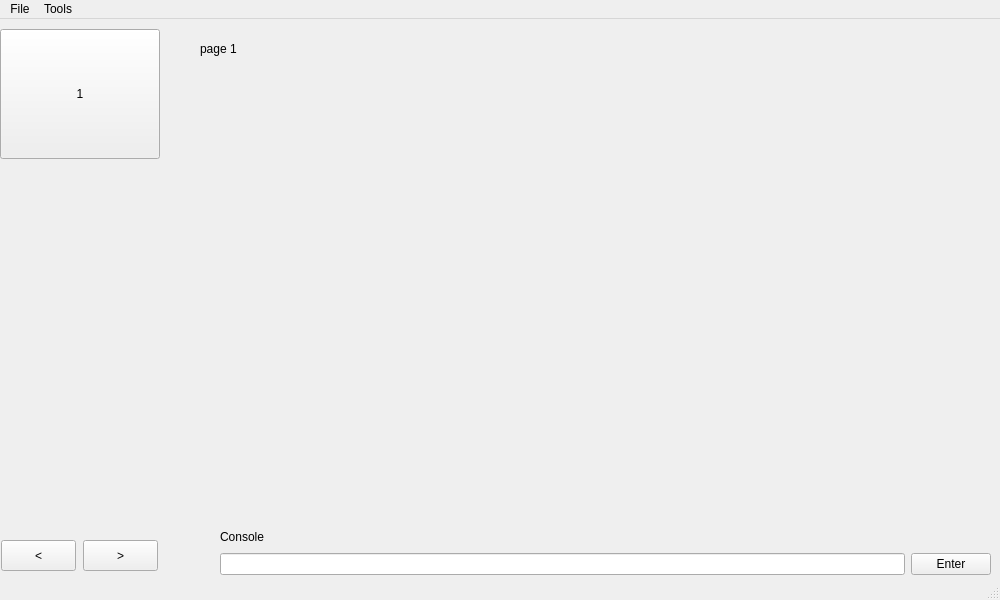
The window that QT/mainwindow.ui (grigverdyan/Powerpoint-like-project) describes before a commit, drawn with Qt 5.
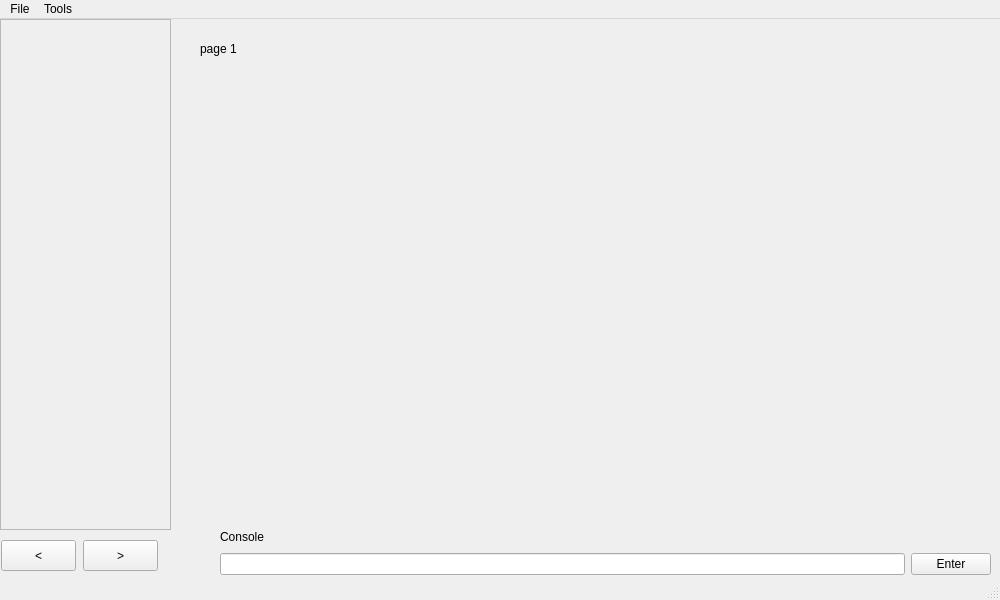
The same window after the commit.

```diff
--- a/QT/mainwindow.ui
+++ b/QT/mainwindow.ui
@@ -27,19 +27,6 @@
      <string>Console</string>
     </property>
    </widget>
-   <widget class="QPushButton" name="firstSlide">
-    <property name="geometry">
-     <rect>
-      <x>0</x>
-      <y>10</y>
-      <width>160</width>
-      <height>130</height>
-     </rect>
-    </property>
-    <property name="text">
-     <string>1</string>
-    </property>
-   </widget>
    <widget class="QStackedWidget" name="stackedWidget">
     <property name="geometry">
      <rect>
@@ -147,6 +134,29 @@
      </item>
     </layout>
    </widget>
+   <widget class="QScrollArea" name="scrollArea">
+    <property name="geometry">
+     <rect>
+      <x>0</x>
+      <y>0</y>
+      <width>171</width>
+      <height>511</height>
+     </rect>
+    </property>
+    <property name="widgetResizable">
+     <bool>true</bool>
+    </property>
+    <widget class="QWidget" name="scrollAreaWidgetContents">
+     <property name="geometry">
+      <rect>
+       <x>0</x>
+       <y>0</y>
+       <width>169</width>
+       <height>509</height>
+      </rect>
+     </property>
+    </widget>
+   </widget>
   </widget>
   <widget class="QMenuBar" name="menubar">
    <property name="geometry">
```
